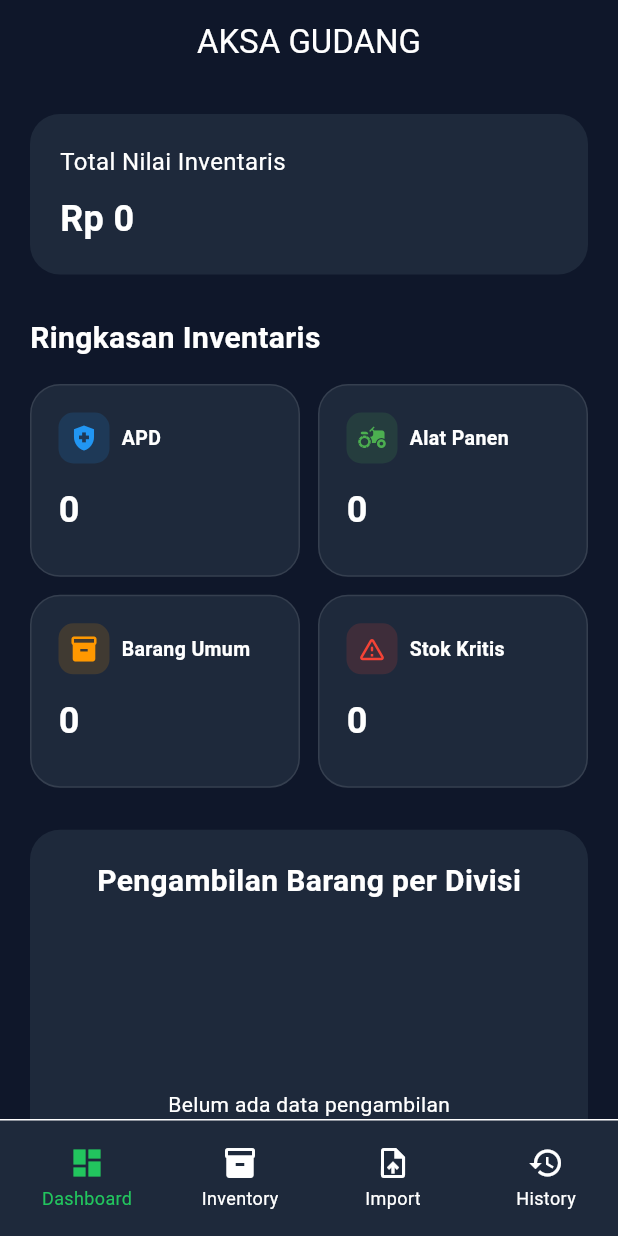
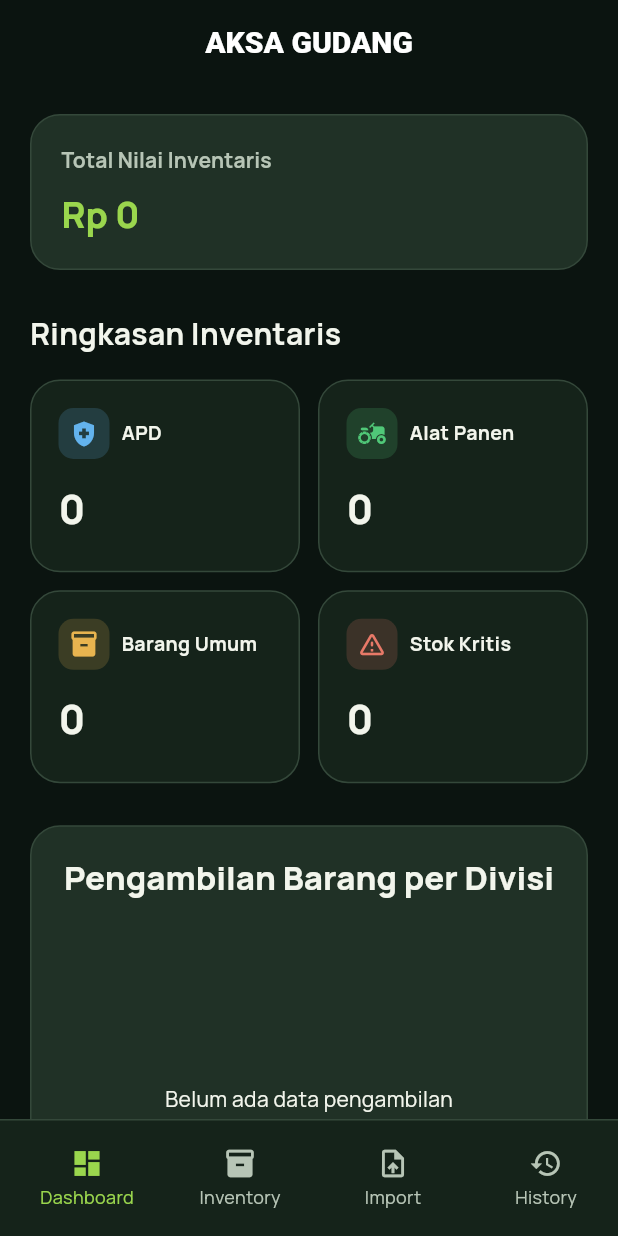
Before and after one commit to Asa270201/Aksa_Gudang, a Flutter app: the screen it shows after launch, on a phone screen of 412 x 824 dp. Run offline on Flutter 3.47's test engine with Material 3 defaults, Android fonts, the light colour scheme and no system bars; our stand-ins replace fl_chart, google_fonts, sqflite, sqflite_common_ffi; missing offline and left inert: excel, file_selector; accounts and stored records are empty; statements that could not run were skipped.

Commit message:
Redesign app with botanical dark theme

```diff
--- a/lib/core/theme/app_theme.dart
+++ b/lib/core/theme/app_theme.dart
@@ -1,27 +1,65 @@
 import 'package:flutter/material.dart';
+import 'package:google_fonts/google_fonts.dart';
 
 class AppTheme {
-  static ThemeData dark = ThemeData(
+  static final ThemeData dark = ThemeData(
     brightness: Brightness.dark,
     useMaterial3: true,
-
-    scaffoldBackgroundColor: const Color(0xff0F172A),
-
+    scaffoldBackgroundColor: const Color(0xFF0B1410),
     colorScheme: const ColorScheme.dark(
-      primary: Color(0xff22C55E),
-      secondary: Color(0xff38BDF8),
-      surface: Color(0xff1E293B),
+      primary: Color(0xFF9AD64D),
+      onPrimary: Color(0xFF15210F),
+      secondary: Color(0xFF50C878),
+      tertiary: Color(0xFFE8B44F),
+      surface: Color(0xFF15231A),
+      surfaceContainerHighest: Color(0xFF203126),
+      onSurface: Color(0xFFF2F5EC),
+      onSurfaceVariant: Color(0xFFB7C5B6),
+      outline: Color(0xFF34483A),
     ),
-
+    textTheme: GoogleFonts.manropeTextTheme(ThemeData.dark().textTheme).apply(
+      bodyColor: const Color(0xFFF2F5EC),
+      displayColor: const Color(0xFFF2F5EC),
+    ),
     appBarTheme: const AppBarTheme(
-      centerTitle: true,
-      backgroundColor: Color(0xff0F172A),
+      centerTitle: false,
+      backgroundColor: Color(0xFF0B1410),
+      foregroundColor: Color(0xFFF2F5EC),
       elevation: 0,
+      titleTextStyle: TextStyle(fontSize: 20, fontWeight: FontWeight.w800),
     ),
-
     cardTheme: CardThemeData(
-      color: const Color(0xff1E293B),
-      shape: RoundedRectangleBorder(borderRadius: BorderRadius.circular(20)),
+      color: const Color(0xFF15231A),
+      surfaceTintColor: Colors.transparent,
+      shape: RoundedRectangleBorder(borderRadius: BorderRadius.circular(18)),
+      margin: EdgeInsets.zero,
+    ),
+    inputDecorationTheme: InputDecorationTheme(
+      filled: true,
+      fillColor: const Color(0xFF15231A),
+      hintStyle: const TextStyle(color: Color(0xFF718473)),
+      labelStyle: const TextStyle(color: Color(0xFFB7C5B6)),
+      prefixIconColor: const Color(0xFF9AD64D),
+      border: OutlineInputBorder(
+        borderRadius: BorderRadius.circular(14),
+        borderSide: const BorderSide(color: Color(0xFF34483A)),
+      ),
+      enabledBorder: OutlineInputBorder(
+        borderRadius: BorderRadius.circular(14),
+        borderSide: const BorderSide(color: Color(0xFF34483A)),
+      ),
+      focusedBorder: OutlineInputBorder(
+        borderRadius: BorderRadius.circular(14),
+        borderSide: const BorderSide(color: Color(0xFF9AD64D), width: 1.5),
+      ),
+    ),
+    dividerTheme: const DividerThemeData(color: Color(0xFF2B3E31)),
+    navigationBarTheme: const NavigationBarThemeData(
+      backgroundColor: Color(0xFF15231A),
+      indicatorColor: Color(0xFF334D2D),
+      labelTextStyle: WidgetStatePropertyAll(
+        TextStyle(fontSize: 12, fontWeight: FontWeight.w700),
+      ),
     ),
   );
 }
--- a/lib/features/dashboard/dashboard_page.dart
+++ b/lib/features/dashboard/dashboard_page.dart
@@ -84,25 +84,25 @@ class DashboardPage extends StatelessWidget {
               title: 'APD',
               total: '${_countCategory(items, 'APD')}',
               icon: Icons.health_and_safety,
-              color: Colors.blue,
+              color: const Color(0xFF63B3ED),
             ),
             CategoryCard(
               title: 'Alat Panen',
               total: '${_countCategory(items, 'Alat Panen')}',
               icon: Icons.agriculture,
-              color: Colors.green,
+              color: const Color(0xFF50C878),
             ),
             CategoryCard(
               title: 'Barang Umum',
               total: '${_countCategory(items, 'Umum')}',
               icon: Icons.inventory_2,
-              color: Colors.orange,
+              color: const Color(0xFFE8B44F),
             ),
             CategoryCard(
               title: 'Stok Kritis',
               total: '${criticalItems.length}',
               icon: Icons.warning_amber_rounded,
-              color: Colors.red,
+              color: const Color(0xFFE87968),
             ),
           ],
         ),
@@ -114,16 +114,18 @@ class DashboardPage extends StatelessWidget {
         Container(
           padding: const EdgeInsets.all(20),
           decoration: BoxDecoration(
-            color: const Color(0xFF1E293B),
+            color: Theme.of(context).colorScheme.surface,
             borderRadius: BorderRadius.circular(20),
-            border: Border.all(color: Colors.white10),
+            border: Border.all(color: Theme.of(context).colorScheme.outline),
           ),
           child: Column(
             crossAxisAlignment: CrossAxisAlignment.start,
             children: [
               const Text(
                 'Stok Kritis',
-                style: TextStyle(fontSize: 18, fontWeight: FontWeight.bold),
+                style: Theme.of(
+                  context,
+                ).textTheme.titleLarge?.copyWith(fontWeight: FontWeight.w800),
               ),
 
               const SizedBox(height: 16),
@@ -142,7 +144,9 @@ class DashboardPage extends StatelessWidget {
                           contentPadding: EdgeInsets.zero,
                           leading: Icon(
                             Icons.warning_amber_rounded,
-                            color: item.stok == 0 ? Colors.red : Colors.orange,
+                            color: item.stok == 0
+                                ? const Color(0xFFE87968)
+                                : const Color(0xFFE8B44F),
                           ),
                           title: Text(item.nama),
                           subtitle: Text('Sisa ${item.stok} ${item.satuan}'),
@@ -160,16 +164,18 @@ class DashboardPage extends StatelessWidget {
         Container(
           padding: const EdgeInsets.all(20),
           decoration: BoxDecoration(
-            color: const Color(0xFF1E293B),
+            color: Theme.of(context).colorScheme.surface,
             borderRadius: BorderRadius.circular(20),
-            border: Border.all(color: Colors.white10),
+            border: Border.all(color: Theme.of(context).colorScheme.outline),
           ),
           child: Column(
             crossAxisAlignment: CrossAxisAlignment.start,
             children: [
               const Text(
                 'Transaksi Terakhir',
-                style: TextStyle(fontSize: 18, fontWeight: FontWeight.bold),
+                style: Theme.of(
+                  context,
+                ).textTheme.titleLarge?.copyWith(fontWeight: FontWeight.w800),
               ),
 
               const SizedBox(height: 16),
--- a/lib/features/dashboard/widgets/budget_card.dart
+++ b/lib/features/dashboard/widgets/budget_card.dart
@@ -10,19 +10,29 @@ class BudgetCard extends StatelessWidget {
     return Container(
       padding: const EdgeInsets.all(20),
       decoration: BoxDecoration(
-        color: const Color(0xff1E293B),
+        color: Theme.of(context).colorScheme.surfaceContainerHighest,
         borderRadius: BorderRadius.circular(20),
+        border: Border.all(color: Theme.of(context).colorScheme.outline),
       ),
       child: Column(
         crossAxisAlignment: CrossAxisAlignment.start,
         children: [
-          const Text('Total Nilai Inventaris', style: TextStyle(fontSize: 16)),
+          Text(
+            'Total Nilai Inventaris',
+            style: Theme.of(context).textTheme.titleSmall?.copyWith(
+              color: Theme.of(context).colorScheme.onSurfaceVariant,
+              fontWeight: FontWeight.w700,
+            ),
+          ),
 
           const SizedBox(height: 10),
 
           Text(
             'Rp ${totalValue.toStringAsFixed(0)}',
-            style: TextStyle(fontSize: 24, fontWeight: FontWeight.bold),
+            style: Theme.of(context).textTheme.headlineSmall?.copyWith(
+              color: Theme.of(context).colorScheme.primary,
+              fontWeight: FontWeight.w800,
+            ),
           ),
         ],
       ),
--- a/lib/features/dashboard/widgets/category_card.dart
+++ b/lib/features/dashboard/widgets/category_card.dart
@@ -19,9 +19,9 @@ class CategoryCard extends StatelessWidget {
     return Container(
       padding: const EdgeInsets.all(18),
       decoration: BoxDecoration(
-        color: const Color(0xFF1E293B),
+        color: Theme.of(context).colorScheme.surface,
         borderRadius: BorderRadius.circular(20),
-        border: Border.all(color: Colors.white10),
+        border: Border.all(color: Theme.of(context).colorScheme.outline),
       ),
       child: Column(
         crossAxisAlignment: CrossAxisAlignment.start,
@@ -31,7 +31,7 @@ class CategoryCard extends StatelessWidget {
               Container(
                 padding: const EdgeInsets.all(7),
                 decoration: BoxDecoration(
-                  color: color.withValues(alpha: .15),
+                  color: color.withValues(alpha: .18),
                   borderRadius: BorderRadius.circular(10),
                 ),
                 child: Icon(icon, color: color, size: 20),
@@ -44,7 +44,7 @@ class CategoryCard extends StatelessWidget {
                   overflow: TextOverflow.ellipsis,
                   style: const TextStyle(
                     fontSize: 13,
-                    fontWeight: FontWeight.w600,
+                    fontWeight: FontWeight.w700,
                   ),
                 ),
               ),
@@ -55,7 +55,11 @@ class CategoryCard extends StatelessWidget {
 
           Text(
             total,
-            style: const TextStyle(fontSize: 24, fontWeight: FontWeight.bold),
+            style: TextStyle(
+              fontSize: 26,
+              fontWeight: FontWeight.w800,
+              color: Theme.of(context).colorScheme.onSurface,
+            ),
           ),
         ],
       ),
--- a/lib/features/dashboard/widgets/expense_pie_chart.dart
+++ b/lib/features/dashboard/widgets/expense_pie_chart.dart
@@ -17,11 +17,11 @@ class ExpensePieChart extends StatelessWidget {
   ];
 
   static const colors = [
-    Colors.blue,
-    Colors.green,
-    Colors.orange,
-    Colors.red,
-    Colors.purple,
+    Color(0xFF63B3ED),
+    Color(0xFF50C878),
+    Color(0xFFE8B44F),
+    Color(0xFFE87968),
+    Color(0xFF9AD64D),
   ];
 
   @override
@@ -34,14 +34,17 @@ class ExpensePieChart extends StatelessWidget {
     return Container(
       padding: const EdgeInsets.all(20),
       decoration: BoxDecoration(
-        color: const Color(0xFF1E293B),
+        color: Theme.of(context).colorScheme.surfaceContainerHighest,
         borderRadius: BorderRadius.circular(20),
+        border: Border.all(color: Theme.of(context).colorScheme.outline),
       ),
       child: Column(
         children: [
-          const Text(
+          Text(
             'Pengambilan Barang per Divisi',
-            style: TextStyle(fontSize: 20, fontWeight: FontWeight.bold),
+            style: Theme.of(
+              context,
+            ).textTheme.titleLarge?.copyWith(fontWeight: FontWeight.w800),
           ),
 
           const SizedBox(height: 24),
@@ -112,9 +115,11 @@ class _Legend extends StatelessWidget {
     return Container(
       padding: const EdgeInsets.symmetric(horizontal: 14, vertical: 8),
       decoration: BoxDecoration(
-        color: Colors.white.withOpacity(0.06),
+        color: Theme.of(context).colorScheme.onSurface.withOpacity(0.06),
         borderRadius: BorderRadius.circular(30),
-        border: Border.all(color: Colors.white.withOpacity(0.08)),
+        border: Border.all(
+          color: Theme.of(context).colorScheme.onSurface.withOpacity(0.1),
+        ),
       ),
       child: Row(
         mainAxisSize: MainAxisSize.min,
@@ -127,7 +132,11 @@ class _Legend extends StatelessWidget {
           const SizedBox(width: 8),
           Text(
             title,
-            style: const TextStyle(fontSize: 14, color: Colors.white),
+            style: TextStyle(
+              fontSize: 14,
+              color: Theme.of(context).colorScheme.onSurface,
+              fontWeight: FontWeight.w600,
+            ),
           ),
         ],
       ),
--- a/lib/features/home/main_navigation_page.dart
+++ b/lib/features/home/main_navigation_page.dart
@@ -36,7 +36,7 @@ class _MainNavigationPageState extends State<MainNavigationPage> {
           decoration: BoxDecoration(
             color: Theme.of(context).colorScheme.surface,
             border: Border(
-              top: BorderSide(color: Theme.of(context).dividerColor),
+              top: BorderSide(color: Theme.of(context).colorScheme.outline),
             ),
           ),
           child: SingleChildScrollView(
@@ -123,11 +123,11 @@ class _NavItem extends StatelessWidget {
         onTap: onTap,
         borderRadius: BorderRadius.circular(14),
         child: Padding(
-          padding: const EdgeInsets.symmetric(vertical: 5),
+          padding: const EdgeInsets.symmetric(vertical: 6),
           child: Column(
             mainAxisAlignment: MainAxisAlignment.center,
             children: [
-              Icon(icon, color: color),
+              Icon(icon, color: color, size: 22),
               const SizedBox(height: 3),
               Text(
                 label,
--- a/lib/features/inventory/add_item_page.dart
+++ b/lib/features/inventory/add_item_page.dart
@@ -190,7 +190,7 @@ class _AddItemPageState extends State<AddItemPage> {
     return InputDecoration(
       labelText: label,
       filled: true,
-      fillColor: const Color(0xFF1E293B),
+      fillColor: Theme.of(context).colorScheme.surface,
       border: OutlineInputBorder(
         borderRadius: BorderRadius.circular(16),
         borderSide: BorderSide.none,
--- a/pubspec.yaml
+++ b/pubspec.yaml
@@ -12,6 +12,7 @@ dependencies:
     sdk: flutter
 
   cupertino_icons: ^1.0.8
+  google_fonts: ^6.2.1
 
   # Format tanggal dan mata uang
   intl: ^0.20.2
```
Also changed, not shown: lib/features/dashboard/widgets/division_bar_chart.dart (+16 -4 lines), lib/features/history/history_page.dart (+12 -5 lines), lib/features/inventory/inventory_page.dart (+16 -12 lines), pubspec.lock.
